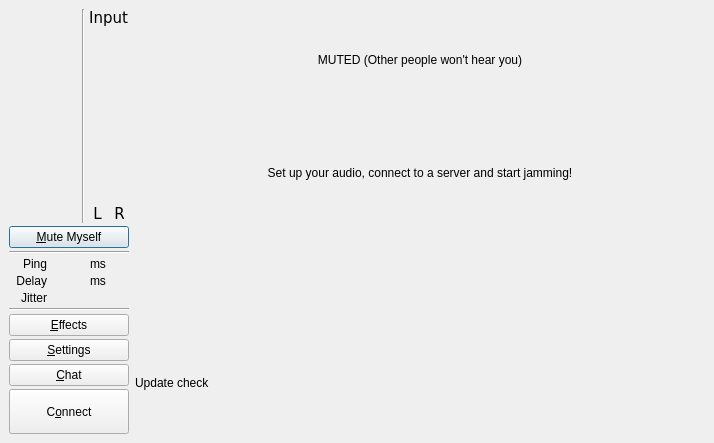
ignotus666/jamulus, file src/clientdlgbase.ui: the form before one commit.
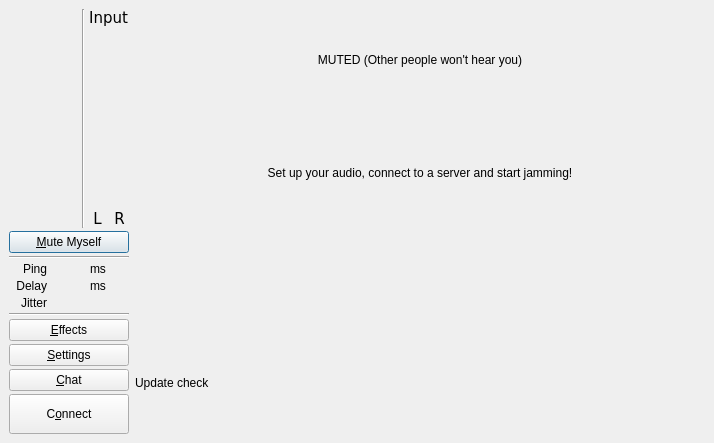
The form after the commit. Icons and pictures are not drawn. Custom widgets are drawn as their Qt base class.

The edit to the form file:
```diff
--- a/src/clientdlgbase.ui
+++ b/src/clientdlgbase.ui
@@ -405,6 +405,12 @@
             </item>
             <item>
              <widget class="QPushButton" name="butEffects">
+              <property name="sizePolicy">
+               <sizepolicy hsizetype="Minimum" vsizetype="Fixed">
+                <horstretch>0</horstretch>
+                <verstretch>0</verstretch>
+               </sizepolicy>
+              </property>
               <property name="text">
                <string>&amp;Effects</string>
               </property>
@@ -425,6 +431,12 @@
             </item>
             <item>
              <widget class="QPushButton" name="chbChat">
+              <property name="minimumSize">
+               <size>
+                <width>0</width>
+                <height>0</height>
+               </size>
+              </property>
               <property name="text">
                <string>&amp;Chat</string>
               </property>
@@ -436,7 +448,7 @@
             <item>
              <widget class="QPushButton" name="butConnect">
               <property name="sizePolicy">
-               <sizepolicy hsizetype="Preferred" vsizetype="Fixed">
+               <sizepolicy hsizetype="Minimum" vsizetype="Fixed">
                 <horstretch>0</horstretch>
                 <verstretch>0</verstretch>
                </sizepolicy>
@@ -444,7 +456,7 @@
               <property name="minimumSize">
                <size>
                 <width>120</width>
-                <height>45</height>
+                <height>40</height>
                </size>
               </property>
               <property name="text">
```
